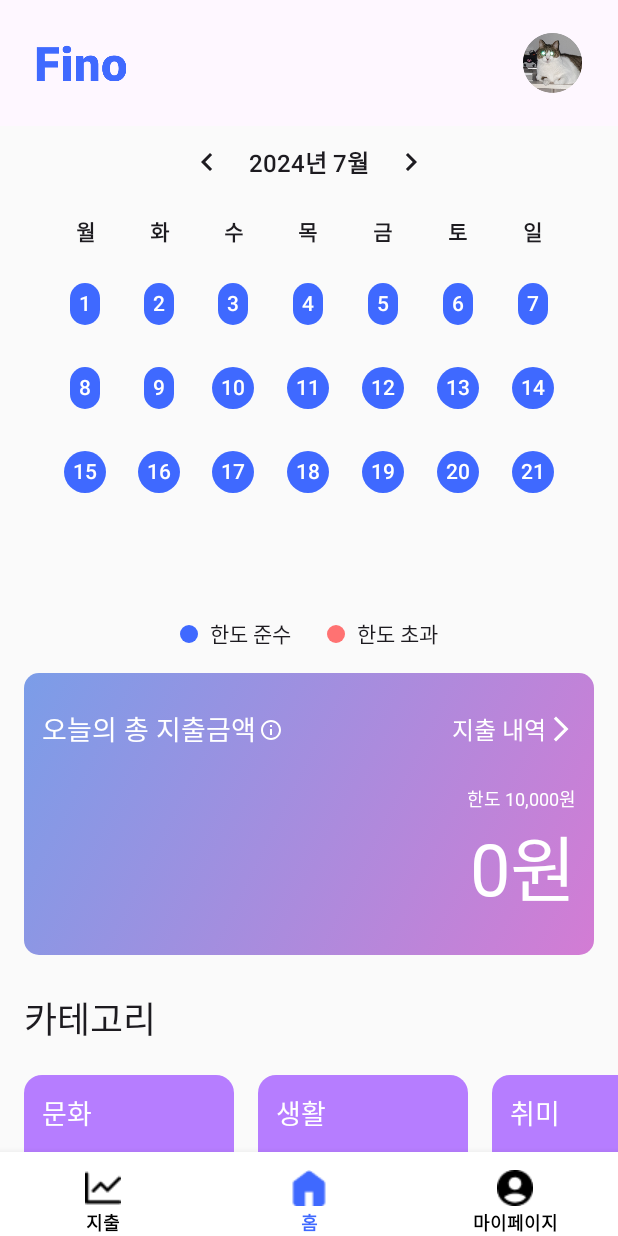
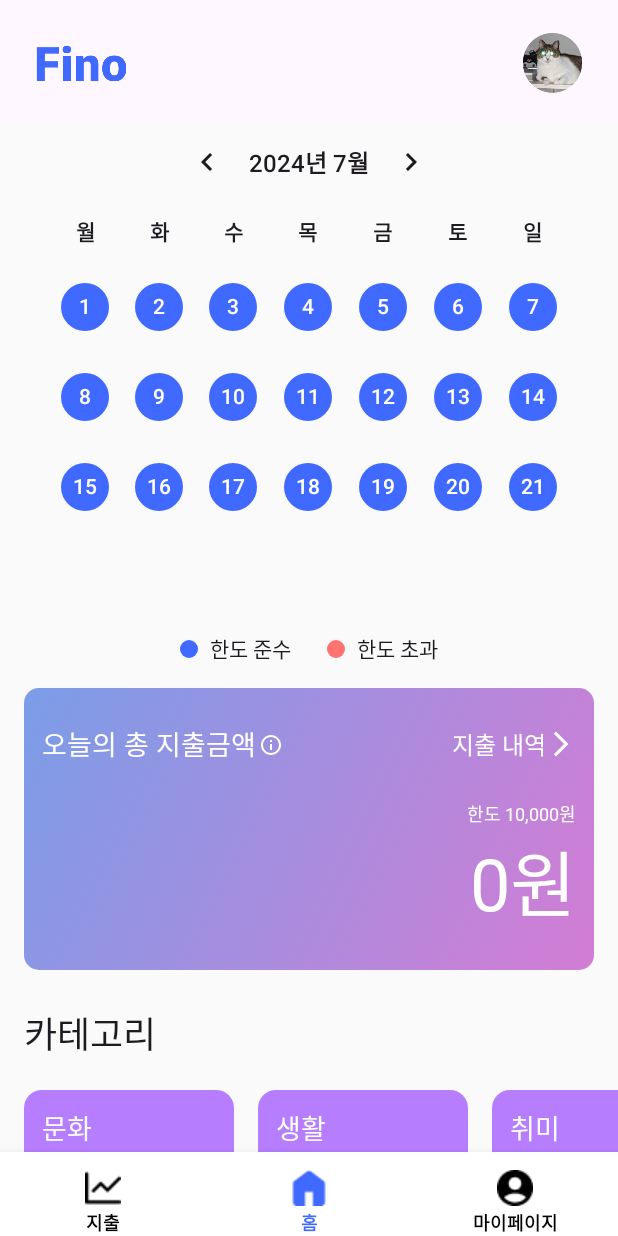
Before and after one commit to 2024-SIGNIEL/signiel-android, an Android app built with Jetpack Compose: the root screen opened through its navigation route, on a phone screen of 412 x 824 dp. Run offline under Robolectric (Android 15) with nearby library versions, the phone set to English and light mode, and no system bars; our stand-ins replace Room's generated code; Roboto replaces fonts that are not available here.

Commit message:
feat :: 달력 변경

```diff
--- a/app/src/main/java/com/seunghoon/generator/ui/SignielCalendar.kt
+++ b/app/src/main/java/com/seunghoon/generator/ui/SignielCalendar.kt
@@ -14,6 +14,7 @@ import androidx.compose.foundation.layout.fillMaxSize
 import androidx.compose.foundation.layout.fillMaxWidth
 import androidx.compose.foundation.layout.height
 import androidx.compose.foundation.layout.padding
+import androidx.compose.foundation.layout.size
 import androidx.compose.foundation.shape.CircleShape
 import androidx.compose.foundation.shape.RoundedCornerShape
 import androidx.compose.material.icons.Icons
@@ -82,7 +83,7 @@ fun SignielCalendar(
         CalendarDate(day, currentMonth, currentYear)
     }
 
-    Column(modifier = modifier.height(320.dp)) {
+    Column(modifier = modifier.height(330.dp)) {
         Row(
             modifier = Modifier
                 .fillMaxWidth()
@@ -200,20 +201,24 @@ fun SignielCalendar(
                             verticalArrangement = Arrangement.Center,
                         ) {
                             // 일
-                            Text(
+                            Box(
                                modifier = Modifier
                                    .background(
                                        color = Colors.Main,
                                        shape = CircleShape,
                                    )
                                    .clip(CircleShape)
-                                    .padding(6.dp),
+                                   .size(32.dp),
+                                contentAlignment = Alignment.Center,
+                            ) {
+                                Text(
                                     text = (date.day).toString(),
                                     textAlign = TextAlign.Center,
                                     fontSize = 14.sp,
                                     fontWeight = FontWeight.SemiBold,
                                     color = Colors.White,
                                 )
+                            }
                         }
                         if (startOfMonth == daysInCurrentMonth + dayOfWeek) {
                             for (i in 1..7) Spacer(modifier = Modifier.weight(1f))
```
Also changed, not shown: app/src/main/java/com/seunghoon/generator/feature/my/MyPageScreen.kt (added, +18 -0 lines). Lines whose indentation alone changed are shown as unchanged.
